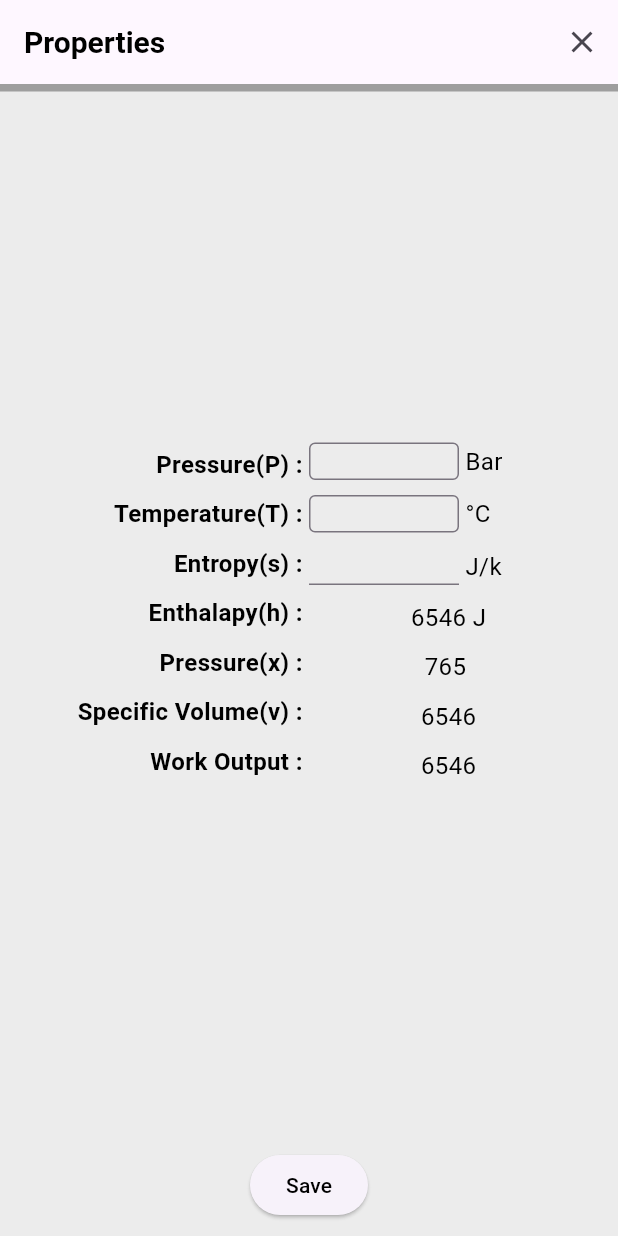
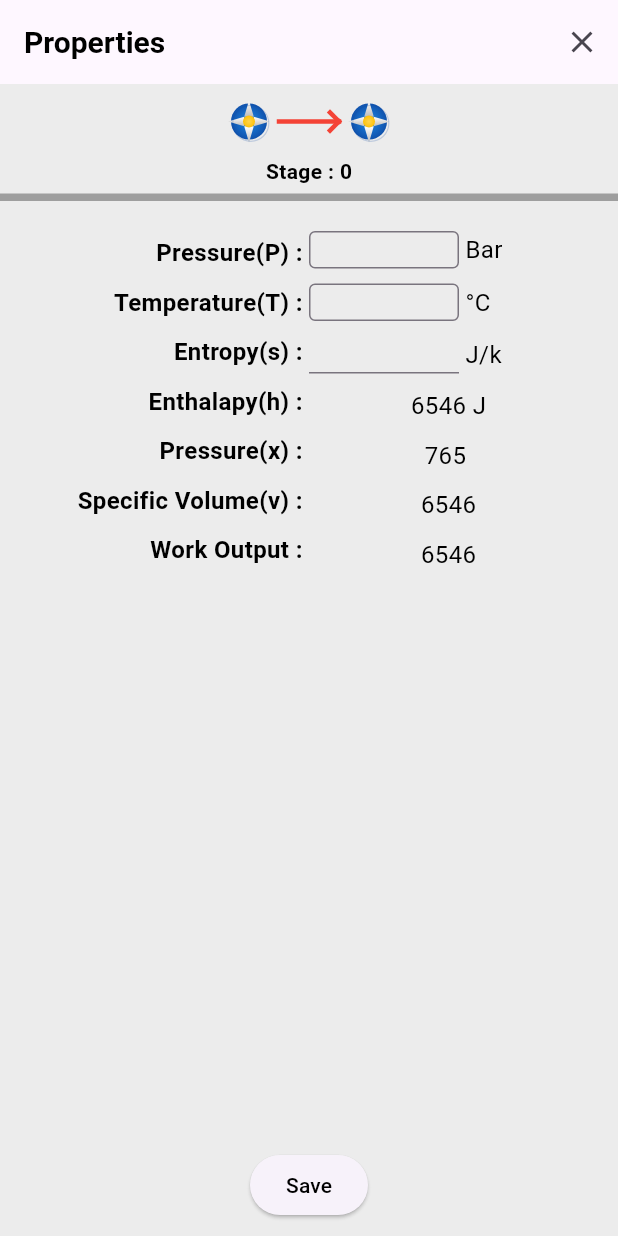
Before and after one commit to TheScriptRailoth/thermo-core, a Flutter app: the PropertyEditWindow screen opened directly with empty values, after a tap on "Save", on a phone screen of 412 x 824 dp. Run offline on Flutter 3.47's test engine with Material 3 defaults, Android fonts, the phone set to English and light mode, and no system bars; our stand-ins replace flutter_svg; missing offline and left inert: flutter_context_menu, menu_bar.

Commit message:
ThermoCore : Updated Propeties Window
Signed-off-by: Ashutosh <am3718440@gmail.com>

```diff
--- a/lib/presentation/pages/home/DraggableWindow.dart
+++ b/lib/presentation/pages/home/DraggableWindow.dart
@@ -1,3 +1,8 @@
+import 'dart:convert';
+import 'package:flutter/cupertino.dart';
+import 'package:flutter/widgets.dart';
+import 'package:flutter_svg/svg.dart';
+import 'package:http/http.dart' as http;
 import 'package:flutter/material.dart';
 
 import 'common.dart';
@@ -31,6 +36,8 @@ class _PropertyEditWindowState extends State<PropertyEditWindow> {
 
   @override
   void initState() {
+
+    print(widget.inletComponent.imagePath);
     super.initState();
     _tempController = TextEditingController();
     _pressureController = TextEditingController();
@@ -46,6 +53,34 @@ class _PropertyEditWindowState extends State<PropertyEditWindow> {
     super.dispose();
   }
 
+  void fetchProperties() async {
+    String pressure = _pressureController.text;
+    String temperature = _tempController.text;
+
+    try {
+      final response = await http.post(
+        Uri.parse('http://127.0.0.1:5000/calculate'),
+        headers: {'Content-Type': 'application/json'},
+        body: jsonEncode({
+          'P_boiler': double.parse(pressure),
+          'T_turbine_inlet': double.parse(temperature),
+          'P_condenser': 50.0,
+          'eta_turbine': 1.0,
+          'eta_pump': 1.0,
+        }),
+      );
+
+      if (response.statusCode == 200) {
+        result = jsonDecode(response.body);
+        print(result);
+      } else {
+        throw Exception('Failed to load properties with status code: ${response.statusCode}');
+      }
+    } catch (e) {
+      print('Error occurred: $e');
+    }
+    print(result["Stage1"]["Enthalpy"]);
+  }
 
   @override
   Widget build(BuildContext context) {
@@ -65,10 +100,9 @@ class _PropertyEditWindowState extends State<PropertyEditWindow> {
         return false;
       }
     }
-
     return Container(
       width: 500,
-      height: 400,
+      height: 500,
       child: Scaffold(
         backgroundColor: Colors.grey.withOpacity(0.2),
         body: Column(
@@ -88,18 +122,48 @@ class _PropertyEditWindowState extends State<PropertyEditWindow> {
                 ],
               ),
             ),
+            SizedBox(height: 5,),
+            Row(
+              mainAxisAlignment: MainAxisAlignment.center,
+              crossAxisAlignment: CrossAxisAlignment.center,
+              children: [
+                Container(
+                  height: 40,
+                  width: 40,
+                  child: Center(
+                      child: SvgPicture.asset(
+                          widget.inletComponent.imagePath.toString(),
+                        fit: BoxFit.fill,
+                      ),
+                  ),
+                ),
+                LongArrowWidget(),
+                Container(
+                  height: 40,
+                  width: 40,
+                  child: Center(
+                    child: SvgPicture.asset(
+                      widget.outletComponent.imagePath,fit: BoxFit.fill,
+                    ),
+                  ),
+                )
+              ],
+            ),
+            SizedBox(height: 3,),
+            Text("Stage : " +widget.stage.toString(), style: TextStyle(fontSize: 14, color: Colors.black, fontWeight: FontWeight.bold),),
+            SizedBox(height: 5,),
             Container(
               height: 5,
               color: Colors.grey,
             ),
             Expanded(
+              child: SingleChildScrollView(
                 child: Container(
                   padding: const EdgeInsets.all(20),
                   child: Row(
                     mainAxisAlignment: MainAxisAlignment.center,
                     children: [
                       Expanded(
-                      child: SingleChildScrollView(
                         child: Column(
                           crossAxisAlignment: CrossAxisAlignment.end,
                           children: [
@@ -119,9 +183,7 @@ class _PropertyEditWindowState extends State<PropertyEditWindow> {
                           ],
                         ),
                       ),
-                    ),
                       Expanded(
-                      child: SingleChildScrollView(
                         child: Column(
                           crossAxisAlignment: CrossAxisAlignment.center,
                           children: [
@@ -184,13 +246,13 @@ class _PropertyEditWindowState extends State<PropertyEditWindow> {
                           ],
                         ),
                       ),
-                    ),
                     ],
                   ),
                 ),
               ),
+            ),
             Padding( padding: EdgeInsets.symmetric(vertical: 10),child: ElevatedButton(onPressed: (){
-
+                fetchProperties();
             }, child: Text("Save", style: TextStyle(color: Colors.black),)))
           ],
         ),
@@ -198,3 +260,38 @@ class _PropertyEditWindowState extends State<PropertyEditWindow> {
     );
   }
 }
+
+class ArrowPainter extends CustomPainter {
+  @override
+  void paint(Canvas canvas, Size size) {
+    final paint = Paint()
+      ..color = Colors.red
+      ..strokeWidth = 3
+      ..strokeCap = StrokeCap.square;
+
+    // Draw the line
+    canvas.drawLine(Offset(0, size.height / 2), Offset(size.width, size.height / 2), paint);
+
+    // Smaller arrowhead
+    const arrowSize = 6.0; // Smaller size for the arrowhead
+    // Extend the arrowhead to the very end of the available width
+    canvas.drawLine(Offset(size.width, size.height / 2), Offset(size.width - arrowSize, size.height / 2 - arrowSize), paint);
+    canvas.drawLine(Offset(size.width, size.height / 2), Offset(size.width - arrowSize, size.height / 2 + arrowSize), paint);
+  }
+
+  @override
+  bool shouldRepaint(covariant CustomPainter oldDelegate) {
+    return false;
+  }
+}
+
+
+class LongArrowWidget extends StatelessWidget {
+  @override
+  Widget build(BuildContext context) {
+    return CustomPaint(
+      size: Size(40, 20),
+      painter: ArrowPainter(),
+    );
+  }
+}
```
Also changed, not shown: lib/presentation/pages/home/apiService.dart (deleted, +0 -25 lines), lib/presentation/pages/home/common.dart (+20 -39 lines). Lines whose indentation alone changed are shown as unchanged.
